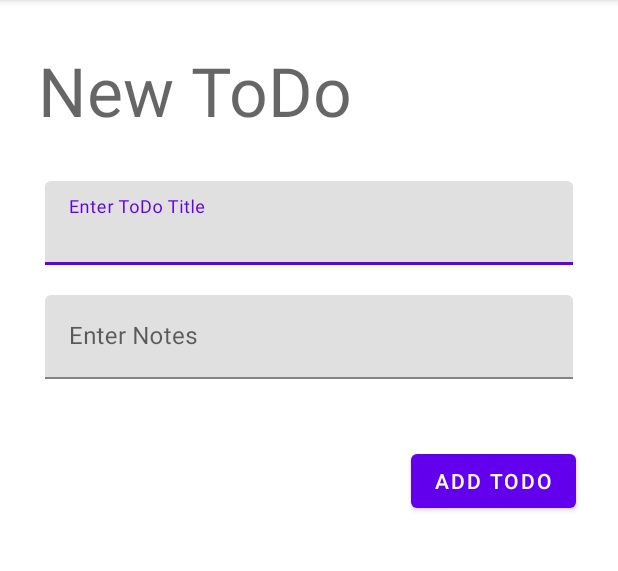
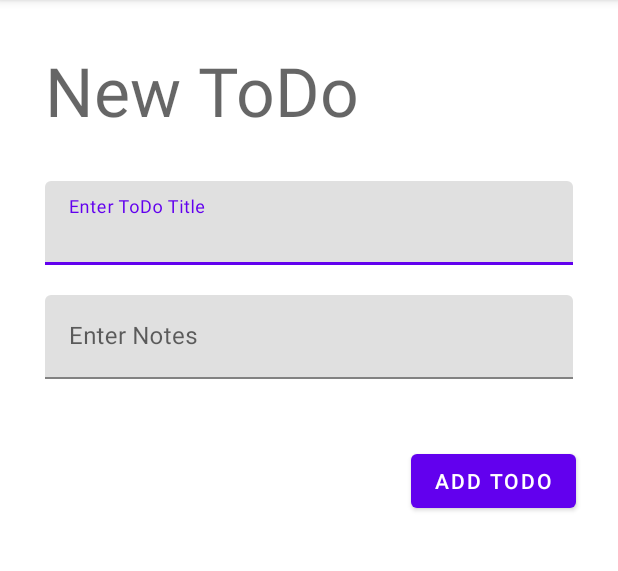
Before and after one commit to blixondi/NativeWeek8, an Android app: the fragment CreateTodoFragment shown on its own in the app's theme, on a phone screen of 412 x 824 dp, the part 84-655 px from its top. Run offline under Robolectric (Android 15) with nearby library versions, the phone set to English and light mode, and no system bars.

Commit message:
tweak create todo ui and add pencil icon

```diff
--- /dev/null
+++ b/app/src/main/res/drawable/baseline_edit_24.xml
@@ -0,0 +1,5 @@
+<vector android:height="24dp" android:tint="#000000"
+    android:viewportHeight="24" android:viewportWidth="24"
+    android:width="24dp" xmlns:android="http://schemas.android.com/apk/res/android">
+    <path android:fillColor="@android:color/white" android:pathData="M3,17.25V21h3.75L17.81,9.94l-3.75,-3.75L3,17.25zM20.71,7.04c0.39,-0.39 0.39,-1.02 0,-1.41l-2.34,-2.34c-0.39,-0.39 -1.02,-0.39 -1.41,0l-1.83,1.83 3.75,3.75 1.83,-1.83z"/>
+</vector>
--- a/app/src/main/res/layout/fragment_create_todo.xml
+++ b/app/src/main/res/layout/fragment_create_todo.xml
@@ -14,7 +14,7 @@
             android:id="@+id/textView"
             android:layout_width="wrap_content"
             android:layout_height="wrap_content"
-            android:layout_marginStart="25dp"
+            android:layout_marginStart="30dp"
             android:layout_marginTop="30dp"
             android:text="New ToDo"
             android:textAppearance="@style/TextAppearance.AppCompat.Display2"
```
